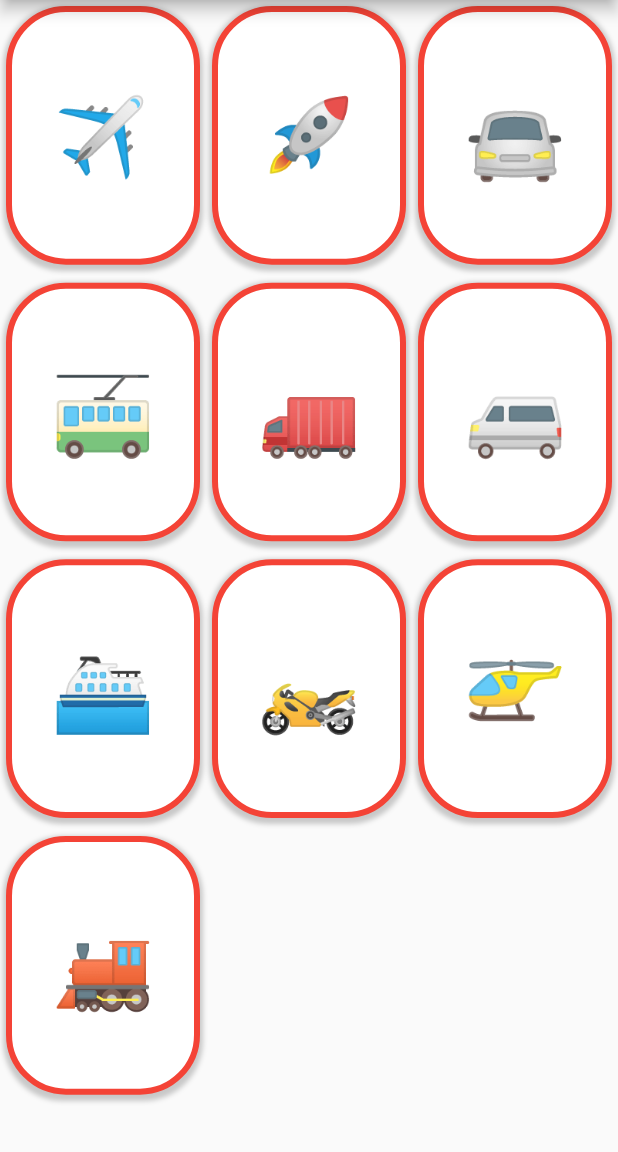
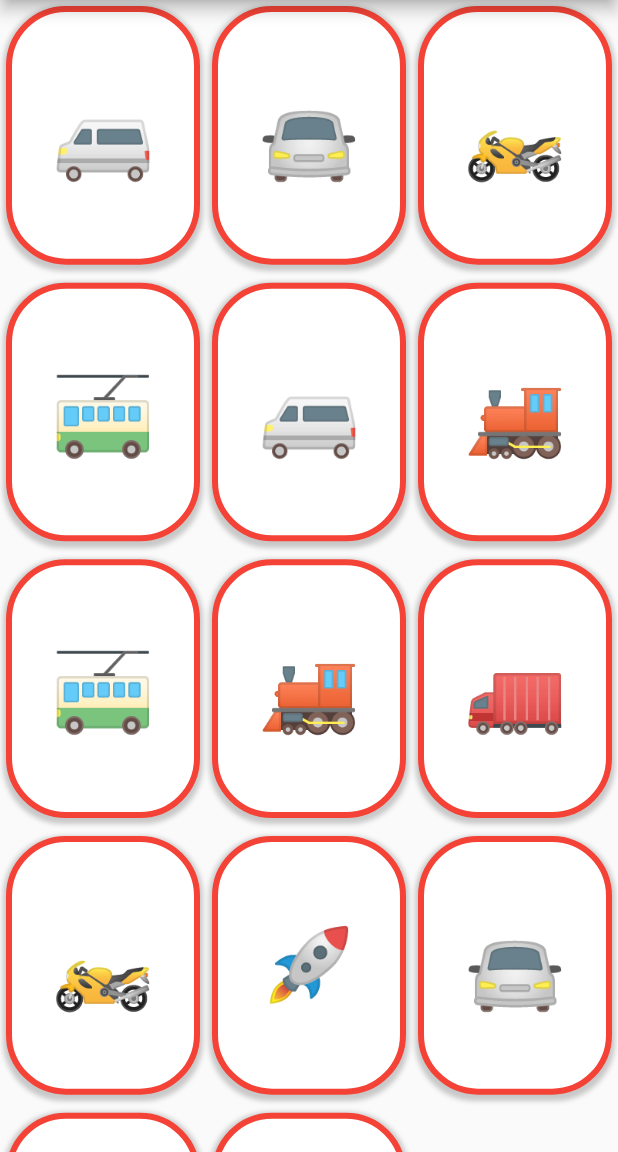
Before and after one commit to froogle/memorize_flutter, a Flutter app: the screen it shows after launch, on a phone screen of 412 x 824 dp, the part 84-1236 px from its top. Run offline on Flutter 3.47's test engine with Material 2 defaults, Android fonts, the phone set to English and light mode, and no system bars.

Commit message:
Hooked up the provider to the main views, and cleaned up

```diff
--- a/lib/main.dart
+++ b/lib/main.dart
@@ -15,17 +15,17 @@ void main() {
 class EmojiGame extends ChangeNotifier {
   final emojis = ["✈️", "🚀", "🚘", "🚎", "🚛", "🚐", "⛴", "🏍", "🚁", "🚂"];
   final _deck = <String>[];
+  int _pairs = 0;
 
   UnmodifiableListView<String> get deck => UnmodifiableListView(_deck);
 
   EmojiGame(int numberOfPairs) {
-    final pairCount =
-        numberOfPairs > emojis.length ? emojis.length : numberOfPairs;
+    _pairs = numberOfPairs > emojis.length ? emojis.length : numberOfPairs;
 
     var shuffledEmojis = emojis;
     shuffledEmojis.shuffle();
 
-    for (var i = 0; i < pairCount; i++) {
+    for (var i = 0; i < _pairs; i++) {
       _deck.add(shuffledEmojis[i]);
       _deck.add(shuffledEmojis[i]);
     }
@@ -45,37 +45,56 @@ class MyApp extends StatelessWidget {
       theme: ThemeData(
         primarySwatch: Colors.blue,
       ),
-      home: MyHomePage(title: 'Memorize - Flutter Edition'),
+      home: const MainGameWidget(title: 'Memorize - Flutter Edition'),
     );
   }
 }
 
-class MyHomePage extends StatelessWidget {
-  MyHomePage({Key? key, required this.title}) : super(key: key);
+class MainGameWidget extends StatelessWidget {
+  const MainGameWidget({Key? key, required this.title}) : super(key: key);
   final String title;
-  final emojis = ["✈️", "🚀", "🚘", "🚎", "🚛", "🚐", "⛴", "🏍", "🚁", "🚂"];
 
   @override
   Widget build(BuildContext context) {
+    return Consumer<EmojiGame>(
+      builder: (context, game, child) {
         return Scaffold(
           appBar: AppBar(
             title: Text(title),
           ),
           body: Center(
-        child: GridView.extent(
+            child: cardList(game),
+          ),
+        );
+      },
+    );
+  }
+
+  GridView cardList(EmojiGame game) {
+    return GridView.extent(
         maxCrossAxisExtent: 150,
         padding: const EdgeInsets.all(4),
         mainAxisSpacing: 12,
         crossAxisSpacing: 8,
         childAspectRatio: 12 / 16,
-            children: _buildGridTileList(10)),
-      ),
-    );
+        children: _buildGridTileList(game.deck.length, game));
   }
 
-  List<Widget> _buildGridTileList(int count) => List.generate(
-      count,
-      (i) => Container(
+  List<Widget> _buildGridTileList(int count, EmojiGame game) =>
+      List.generate(count, (i) => ExposedCard(cardFace: game.deck[i]));
+}
+
+class ExposedCard extends StatelessWidget {
+  const ExposedCard({
+    Key? key,
+    required this.cardFace,
+  }) : super(key: key);
+
+  final String cardFace;
+
+  @override
+  Widget build(BuildContext context) {
+    return Container(
       decoration: BoxDecoration(
         color: Colors.white,
         border: Border.all(color: Colors.red, width: 4),
@@ -90,8 +109,9 @@ class MyHomePage extends StatelessWidget {
       ),
       child: Center(
           child: Text(
-              emojis[i],
+        cardFace,
         textScaleFactor: 4,
       )),
-          ));
+    );
   }
+}
```
Lines whose indentation alone changed are shown as unchanged.
